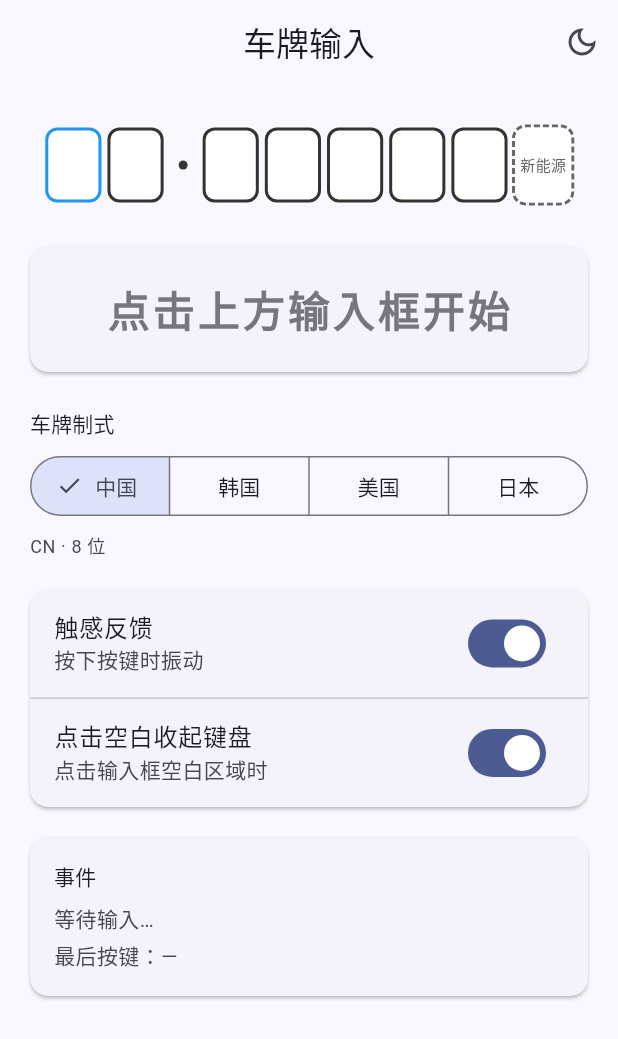
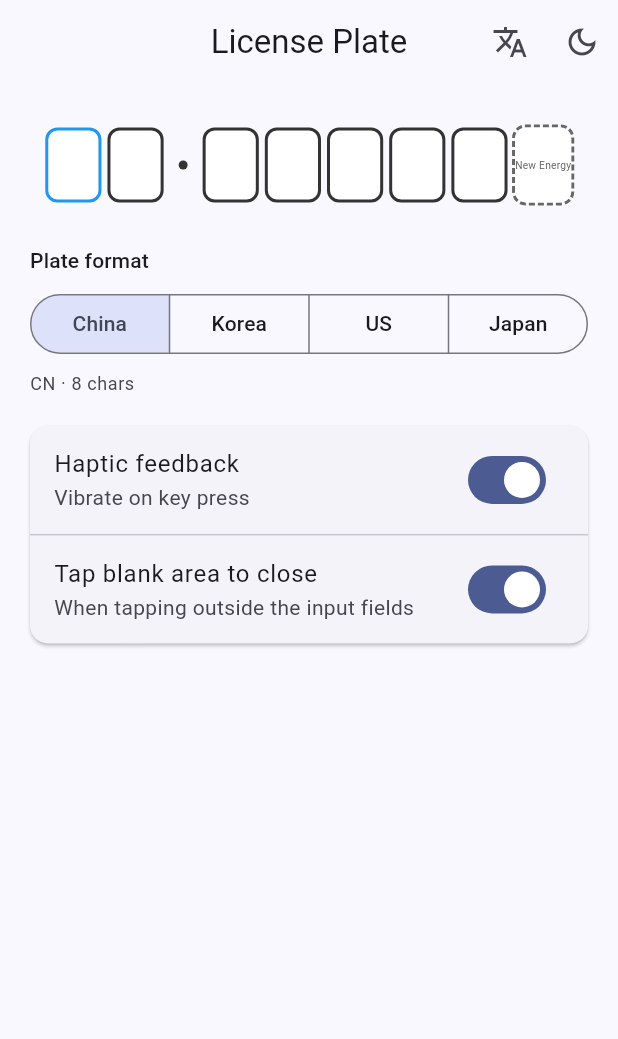
Before and after one commit to chenglei1986/license_plate_number, a Flutter app: the screen it shows after launch, on a phone screen of 412 x 824 dp. Shown: the top 1039 px of the screen. Run offline on Flutter 3.47's test engine with Material 3 defaults, Android fonts, the phone set to English and light mode, and no system bars; drawn by our look-alikes of dotted_border.

Commit message:
Internationalize the example app and publish bilingual screenshots
- Add in-app language switching (zh/en/ko/ja) to the example, wired to
  completeText, newEnergyPlaceHolder and semanticsLabel
- Make the whole page scrollable and add bottom padding while the
  keyboard is open, so no control is trapped under it
- Fix the 'system default' entry not being selectable (PopupMenuButton
  ignores a null value) and align the menu items
- Remove the result and event cards
- Capture Chinese and English screenshots for both READMEs

```diff
--- /dev/null
+++ b/example/lib/l10n/app_localizations.dart
@@ -0,0 +1,171 @@
+import 'package:flutter/cupertino.dart';
+import 'package:flutter/material.dart';
+import 'package:flutter_localizations/flutter_localizations.dart';
+
+/// 示例应用的轻量多语言支持（手写 delegate，无需 codegen）。
+///
+/// 支持中文、英语、韩语、日语四种界面语言，可在应用内手动切换。
+class AppLocalizations {
+  const AppLocalizations(this.locale);
+
+  final Locale locale;
+
+  static const List<Locale> supportedLocales = [
+    Locale('zh'),
+    Locale('en'),
+    Locale('ko'),
+    Locale('ja'),
+  ];
+
+  static const LocalizationsDelegate<AppLocalizations> delegate =
+      _AppLocalizationsDelegate();
+
+  /// 各语言的本地化名称（语言菜单展示用）
+  static String localeName(Locale locale) => switch (locale.languageCode) {
+    'zh' => '中文',
+    'ko' => '한국어',
+    'ja' => '日本語',
+    _ => 'English',
+  };
+
+  static AppLocalizations of(BuildContext context) {
+    return Localizations.of<AppLocalizations>(context, AppLocalizations)!;
+  }
+
+  static const _values = <String, Map<String, String>>{
+    'zh': {
+      'appTitle': '车牌输入',
+      'themeTooltip': '切换主题',
+      'languageTooltip': '语言',
+      'systemDefault': '跟随系统',
+      'patternSection': '车牌制式',
+      'slots': '{n} 位',
+      'pattern_CN': '中国',
+      'pattern_KR': '韩国',
+      'pattern_US': '美国',
+      'pattern_JP': '日本',
+      'hapticTitle': '触感反馈',
+      'hapticSubtitle': '按下按键时振动',
+      'dismissTitle': '点击空白收起键盘',
+      'dismissSubtitle': '点击输入框空白区域时',
+      'complete': '完成',
+      'newEnergy': '新能源',
+      'semanticsField': '车牌号',
+    },
+    'en': {
+      'appTitle': 'License Plate',
+      'themeTooltip': 'Toggle theme',
+      'languageTooltip': 'Language',
+      'systemDefault': 'System default',
+      'patternSection': 'Plate format',
+      'slots': '{n} chars',
+      'pattern_CN': 'China',
+      'pattern_KR': 'Korea',
+      'pattern_US': 'US',
+      'pattern_JP': 'Japan',
+      'hapticTitle': 'Haptic feedback',
+      'hapticSubtitle': 'Vibrate on key press',
+      'dismissTitle': 'Tap blank area to close',
+      'dismissSubtitle': 'When tapping outside the input fields',
+      'complete': 'Done',
+      'newEnergy': 'New Energy',
+      'semanticsField': 'License plate',
+    },
+    'ko': {
+      'appTitle': '번호판 입력',
+      'themeTooltip': '테마 전환',
+      'languageTooltip': '언어',
+      'systemDefault': '시스템 기본값',
+      'patternSection': '번호판 형식',
+      'slots': '{n}자리',
+      'pattern_CN': '중국',
+      'pattern_KR': '한국',
+      'pattern_US': '미국',
+      'pattern_JP': '일본',
+      'hapticTitle': '햅틱 피드백',
+      'hapticSubtitle': '키를 누를 때 진동',
+      'dismissTitle': '빈 곳 탭하여 키보드 닫기',
+      'dismissSubtitle': '입력란 외부를 탭할 때',
+      'complete': '완료',
+      'newEnergy': '신에너지',
+      'semanticsField': '번호판',
+    },
+    'ja': {
+      'appTitle': 'ナンバープレート',
+      'themeTooltip': 'テーマ切替',
+      'languageTooltip': '言語',
+      'systemDefault': 'システム既定',
+      'patternSection': 'ナンバータイプ',
+      'slots': '{n}桁',
+      'pattern_CN': '中国',
+      'pattern_KR': '韓国',
+      'pattern_US': '米国',
+      'pattern_JP': '日本',
+      'hapticTitle': '触感フィードバック',
+      'hapticSubtitle': 'キー押下で振動',
+      'dismissTitle': '空白タップでキーボードを閉じる',
+      'dismissSubtitle': '入力欄の外側をタップしたとき',
+      'complete': '完了',
+      'newEnergy': '新エネルギー',
+      'semanticsField': 'ナンバープレート',
+    },
+  };
+
+  String _t(String key) =>
+      _values[locale.languageCode]?[key] ?? _values['en']![key]!;
+
+  String get appTitle => _t('appTitle');
+
+  String get themeTooltip => _t('themeTooltip');
+
+  String get languageTooltip => _t('languageTooltip');
+
+  String get systemDefault => _t('systemDefault');
+
+  String get patternSection => _t('patternSection');
+
+  String slots(int count) => _t('slots').replaceAll('{n}', '$count');
+
+  String patternName(String code) => _t('pattern_$code');
+
+  String get hapticTitle => _t('hapticTitle');
+
+  String get hapticSubtitle => _t('hapticSubtitle');
+
+  String get dismissTitle => _t('dismissTitle');
+
+  String get dismissSubtitle => _t('dismissSubtitle');
+
+  /// 键盘完成按钮文字，传给 PlateInputField.completeText
+  String get complete => _t('complete');
+
+  /// 新能源占位文字，传给 PlateInputField.newEnergyPlaceHolder
+  String get newEnergy => _t('newEnergy');
+
+  /// 输入框语义标签，传给 PlateInputField.semanticsLabel
+  String get semanticsField => _t('semanticsField');
+}
+
+class _AppLocalizationsDelegate
+    extends LocalizationsDelegate<AppLocalizations> {
+  const _AppLocalizationsDelegate();
+
+  @override
+  bool isSupported(Locale locale) => AppLocalizations.supportedLocales.any(
+    (supported) => supported.languageCode == locale.languageCode,
+  );
+
+  @override
+  Future<AppLocalizations> load(Locale locale) async =>
+      AppLocalizations(locale);
+
+  @override
+  bool shouldReload(_AppLocalizationsDelegate old) => false;
+}
+
+/// MaterialApp 需要的全局本地化 delegates
+const globalDelegates = <LocalizationsDelegate<dynamic>>[
+  GlobalMaterialLocalizations.delegate,
+  GlobalWidgetsLocalizations.delegate,
+  GlobalCupertinoLocalizations.delegate,
+];
--- a/example/lib/main.dart
+++ b/example/lib/main.dart
@@ -3,9 +3,15 @@ import 'dart:math';
 import 'package:flutter/material.dart';
 import 'package:license_plate_number/license_plate_number.dart';
 
+import 'l10n/app_localizations.dart';
+
 void main() {
   runApp(const LicensePlateApp());
 }
+
+/// PopupMenuButton 的 onSelected 在弹出值为 null 时不触发（与取消菜单
+/// 无法区分），因此「跟随系统」项用一个非空的哨兵对象作为 value。
+const Object _systemDefaultValue = Object();
 
 class LicensePlateApp extends StatefulWidget {
   const LicensePlateApp({super.key});
@@ -16,6 +22,7 @@ class LicensePlateApp extends StatefulWidget {
 
 class _LicensePlateAppState extends State<LicensePlateApp> {
   Brightness _brightness = Brightness.light;
+  Locale? _locale;
 
   void _toggleTheme() {
     setState(() {
@@ -24,11 +31,21 @@ class _LicensePlateAppState extends State<LicensePlateApp> {
     });
   }
 
+  void _setLocale(Locale? locale) {
+    setState(() => _locale = locale);
+  }
+
   @override
   Widget build(BuildContext context) {
     return MaterialApp(
-      title: '车牌输入',
+      title: 'License Plate',
       debugShowCheckedModeBanner: false,
+      locale: _locale,
+      supportedLocales: AppLocalizations.supportedLocales,
+      localizationsDelegates: const [
+        AppLocalizations.delegate,
+        ...globalDelegates,
+      ],
       theme: ThemeData(
         useMaterial3: true,
         colorScheme: ColorScheme.fromSeed(
@@ -39,6 +56,8 @@ class _LicensePlateAppState extends State<LicensePlateApp> {
       home: PlateInputPage(
         brightness: _brightness,
         onToggleTheme: _toggleTheme,
+        currentLocale: _locale,
+        onLocaleChanged: _setLocale,
       ),
     );
   }
@@ -49,22 +68,31 @@ class PlateInputPage extends StatefulWidget {
     super.key,
     required this.brightness,
     required this.onToggleTheme,
+    required this.currentLocale,
+    required this.onLocaleChanged,
   });
 
   final Brightness brightness;
   final VoidCallback onToggleTheme;
+  final Locale? currentLocale;
+  final ValueChanged<Locale?> onLocaleChanged;
 
   @override
   State<PlateInputPage> createState() => _PlateInputPageState();
 }
 
 class _PlateInputPageState extends State<PlateInputPage> {
+  static const _patterns = [
+    PlatePatterns.china,
+    PlatePatterns.korea,
+    PlatePatterns.unitedStates,
+    PlatePatterns.japan,
+  ];
+
   final KeyboardController _controller = KeyboardController();
   PlatePattern _pattern = PlatePatterns.china;
   bool _haptic = true;
   bool _dismissOnTapOutside = true;
-  String _lastEvent = '等待输入…';
-  String _lastKey = '—';
 
   PlateStyles get _styles =>
       widget.brightness == Brightness.dark
@@ -78,26 +106,63 @@ class _PlateInputPageState extends State<PlateInputPage> {
       _controller
         ..pattern = pattern
         ..clear();
-      _lastEvent = '已切换到 ${pattern.name}';
     });
-  }
-
-  void _log(String event) {
-    setState(() => _lastEvent = event);
   }
 
   @override
   Widget build(BuildContext context) {
     final theme = Theme.of(context);
+    final l10n = AppLocalizations.of(context);
     final size = MediaQuery.of(context).size;
     final inputFieldWidth = min(size.width, size.height) / 11;
     return Scaffold(
       appBar: AppBar(
-        title: const Text('车牌输入'),
+        title: Text(l10n.appTitle),
         centerTitle: true,
         actions: [
+          PopupMenuButton<Object>(
+            tooltip: l10n.languageTooltip,
+            icon: const Icon(Icons.translate),
+            onSelected: (value) {
+              widget.onLocaleChanged(
+                value == _systemDefaultValue ? null : value as Locale,
+              );
+            },
+            itemBuilder: (context) {
+              PopupMenuItem<Object> item(Object value, String label) {
+                final selected =
+                    value == _systemDefaultValue
+                        ? widget.currentLocale == null
+                        : widget.currentLocale == value;
+                return PopupMenuItem(
+                  value: value,
+                  child: Row(
+                    children: [
+                      Icon(
+                        selected ? Icons.check : Icons.circle,
+                        size: 16,
+                        color:
+                            selected
+                                ? theme.colorScheme.primary
+                                : Colors.transparent,
+                      ),
+                      const SizedBox(width: 8),
+                      Text(label),
+                    ],
+                  ),
+                );
+              }
+
+              return [
+                item(_systemDefaultValue, l10n.systemDefault),
+                const PopupMenuDivider(),
+                for (final locale in AppLocalizations.supportedLocales)
+                  item(locale, AppLocalizations.localeName(locale)),
+              ];
+            },
+          ),
           IconButton(
-            tooltip: '切换主题',
+            tooltip: l10n.themeTooltip,
             icon: Icon(
               widget.brightness == Brightness.light
                   ? Icons.dark_mode_outlined
@@ -111,7 +176,20 @@ class _PlateInputPageState extends State<PlateInputPage> {
         behavior: HitTestBehavior.translucent,
         onTap: _dismissOnTapOutside ? _controller.hideKeyboard : null,
         child: SafeArea(
+          // 键盘是悬浮层，不会压缩页面：整个页面作为一个滚动视图，
+          // 键盘展开时追加底部留白，让任何控件都能滚到键盘上方操作。
+          child: ValueListenableBuilder<bool>(
+            valueListenable: _controller.keyboardShowing,
+            builder: (context, keyboardShowing, _) {
+              final bottomPadding = keyboardShowing ? size.height * 0.55 : 24.0;
+              return SingleChildScrollView(
+                padding: EdgeInsets.only(
+                  left: 20,
+                  right: 20,
+                  bottom: bottomPadding,
+                ),
                 child: Column(
+                  crossAxisAlignment: CrossAxisAlignment.stretch,
                   children: [
                     const SizedBox(height: 28),
                     PlateInputField(
@@ -120,42 +198,30 @@ class _PlateInputPageState extends State<PlateInputPage> {
                       keyboardController: _controller,
                       inputFieldWidth: inputFieldWidth,
                       inputFieldHeight: inputFieldWidth * 4 / 3,
+                      completeText: l10n.complete,
+                      newEnergyPlaceHolder: l10n.newEnergy,
+                      semanticsLabel: l10n.semanticsField,
                       enableHapticFeedback: _haptic,
                       dismissOnTapOutside: _dismissOnTapOutside,
-                onChanged: (array, value) => _log('onChanged → $value'),
-                onCompleted: (array, value) => _log('onCompleted → $value'),
-                onKeyPressed: (key) {
-                  setState(() => _lastKey = key.isEmpty ? '退格' : key);
-                },
+                      onChanged:
+                          (array, value) => debugPrint('onChanged → $value'),
+                      onCompleted:
+                          (array, value) => debugPrint('onCompleted → $value'),
+                      onKeyPressed: (key) => debugPrint('key → $key'),
                     ),
                     const SizedBox(height: 28),
-              Expanded(
-                child: SingleChildScrollView(
-                  padding: const EdgeInsets.symmetric(horizontal: 20),
-                  child: Column(
-                    crossAxisAlignment: CrossAxisAlignment.stretch,
-                    children: [
-                      _ResultCard(controller: _controller),
-                      const SizedBox(height: 24),
-                      Text('车牌制式', style: theme.textTheme.titleSmall),
+                    Text(
+                      l10n.patternSection,
+                      style: theme.textTheme.titleSmall,
+                    ),
                     const SizedBox(height: 8),
                     SegmentedButton<PlatePattern>(
-                        segments: const [
+                      showSelectedIcon: false,
+                      segments: [
+                        for (final pattern in _patterns)
                           ButtonSegment(
-                            value: PlatePatterns.china,
-                            label: Text('中国'),
-                          ),
-                          ButtonSegment(
-                            value: PlatePatterns.korea,
-                            label: Text('韩国'),
-                          ),
-                          ButtonSegment(
-                            value: PlatePatterns.unitedStates,
-                            label: Text('美国'),
-                          ),
-                          ButtonSegment(
-                            value: PlatePatterns.japan,
-                            label: Text('日本'),
+                            value: pattern,
+                            label: Text(l10n.patternName(pattern.code)),
                           ),
                       ],
                       selected: {_pattern},
@@ -163,7 +229,7 @@ class _PlateInputPageState extends State<PlateInputPage> {
                     ),
                     const SizedBox(height: 8),
                     Text(
-                        '${_pattern.code} · ${_pattern.slots.length} 位',
+                      '${_pattern.code} · ${l10n.slots(_pattern.slots.length)}',
                       style: theme.textTheme.bodySmall?.copyWith(
                         color: theme.colorScheme.onSurfaceVariant,
                       ),
@@ -174,15 +240,15 @@ class _PlateInputPageState extends State<PlateInputPage> {
                       child: Column(
                         children: [
                           SwitchListTile(
-                              title: const Text('触感反馈'),
-                              subtitle: const Text('按下按键时振动'),
+                            title: Text(l10n.hapticTitle),
+                            subtitle: Text(l10n.hapticSubtitle),
                             value: _haptic,
                             onChanged: (v) => setState(() => _haptic = v),
                           ),
                           const Divider(height: 1),
                           SwitchListTile(
-                              title: const Text('点击空白收起键盘'),
-                              subtitle: const Text('点击输入框空白区域时'),
+                            title: Text(l10n.dismissTitle),
+                            subtitle: Text(l10n.dismissSubtitle),
                             value: _dismissOnTapOutside,
                             onChanged: (v) {
                               setState(() => _dismissOnTapOutside = v);
@@ -191,90 +257,14 @@ class _PlateInputPageState extends State<PlateInputPage> {
                         ],
                       ),
                     ),
-                      const SizedBox(height: 20),
-                      Card(
-                        margin: EdgeInsets.zero,
-                        child: Padding(
-                          padding: const EdgeInsets.all(16),
-                          child: Column(
-                            crossAxisAlignment: CrossAxisAlignment.start,
-                            children: [
-                              Text('事件', style: theme.textTheme.titleSmall),
-                              const SizedBox(height: 8),
-                              Text(
-                                _lastEvent,
-                                style: theme.textTheme.bodyMedium?.copyWith(
-                                  color: theme.colorScheme.onSurfaceVariant,
-                                ),
-                              ),
-                              const SizedBox(height: 4),
-                              Text(
-                                '最后按键：$_lastKey',
-                                style: theme.textTheme.bodyMedium?.copyWith(
-                                  color: theme.colorScheme.onSurfaceVariant,
-                                ),
-                              ),
-                            ],
-                          ),
-                        ),
-                      ),
                     const SizedBox(height: 24),
                   ],
                 ),
-                ),
-              ),
-            ],
+              );
+            },
           ),
         ),
       ),
     );
   }
 }
-
-/// 实时展示当前输入的车牌号
-class _ResultCard extends StatelessWidget {
-  const _ResultCard({required this.controller});
-
-  final KeyboardController controller;
-
-  @override
-  Widget build(BuildContext context) {
-    final theme = Theme.of(context);
-    return Card(
-      margin: EdgeInsets.zero,
-      child: Padding(
-        padding: const EdgeInsets.symmetric(vertical: 24),
-        child: ValueListenableBuilder<String>(
-          valueListenable: controller.valueNotifier,
-          builder: (context, value, child) {
-            final empty = value.isEmpty;
-            return Column(
-              children: [
-                Text(
-                  empty ? '点击上方输入框开始' : value,
-                  style: theme.textTheme.headlineMedium?.copyWith(
-                    letterSpacing: 2,
-                    fontWeight: FontWeight.w600,
-                    color:
-                        empty
-                            ? theme.colorScheme.outline
-                            : theme.colorScheme.onSurface,
-                  ),
-                ),
-                if (!empty) ...[
-                  const SizedBox(height: 6),
-                  Text(
-                    controller.characters.join(' '),
-                    style: theme.textTheme.bodySmall?.copyWith(
-                      color: theme.colorScheme.onSurfaceVariant,
-                    ),
-                  ),
-                ],
-              ],
-            );
-          },
-        ),
-      ),
-    );
-  }
-}
--- a/example/pubspec.yaml
+++ b/example/pubspec.yaml
@@ -22,6 +22,8 @@ environment:
 
 dependencies:
   flutter:
+    sdk: flutter
+  flutter_localizations:
     sdk: flutter
 
 
```
Also changed, not shown: pubspec.yaml (+10 -4 lines), example/pubspec.lock, 15 other files. Lines whose indentation alone changed are shown as unchanged.
